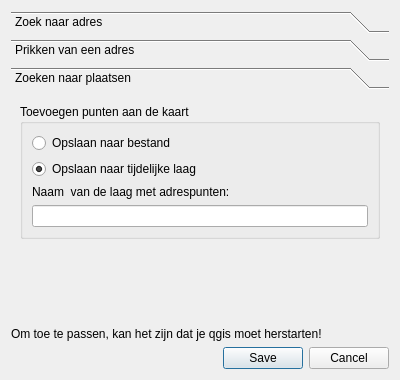
Qt form ui_geopunt4QgisSettings.ui (warrieka/geopunt4Qgis) before a commit.
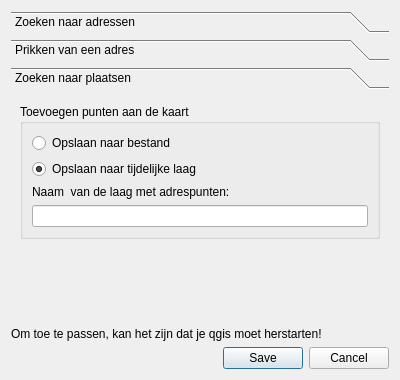
The same form after that commit. The open tabs and pages were chosen to show the change. Icons and pictures are not drawn.

What changed in the file:
```diff
--- a/ui_geopunt4QgisSettings.ui
+++ b/ui_geopunt4QgisSettings.ui
@@ -36,7 +36,7 @@
        </rect>
       </property>
       <attribute name="label">
-       <string>Zoek naar adres</string>
+       <string>Zoeken naar adressen</string>
       </attribute>
       <layout class="QVBoxLayout" name="verticalLayout_3">
        <item>
```
Left out of the diff: 6 changed lines with no effect on the pictures.
